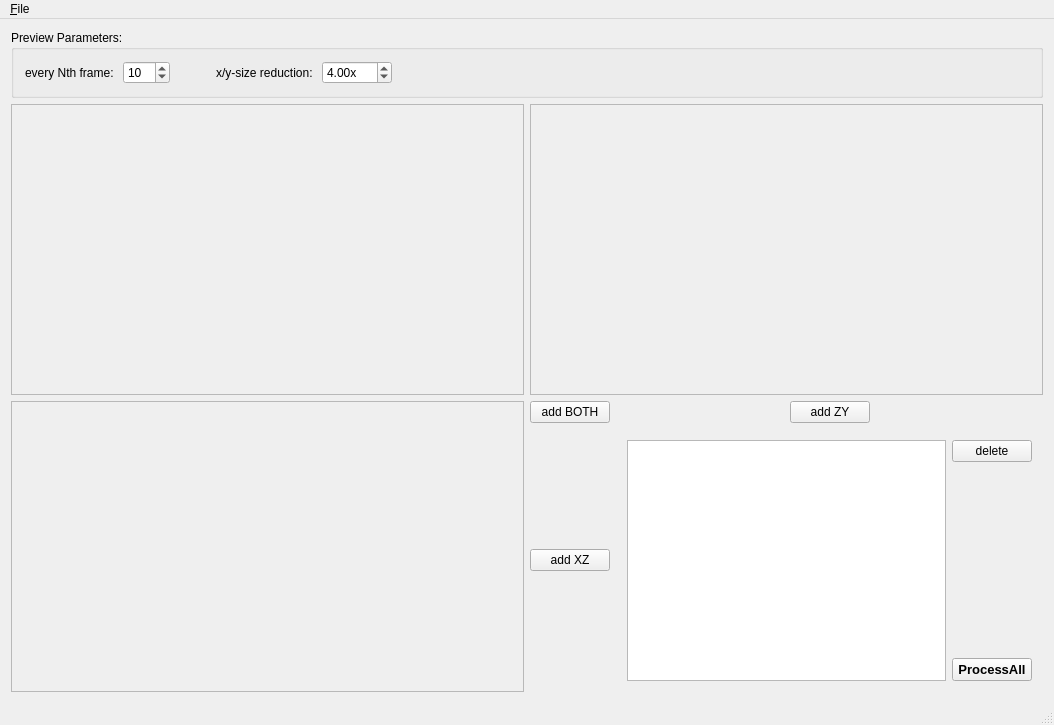
Old version of the form SlitScanGenerator/mainwindow.ui in the repository jkriege2/SlitScanGenerator.
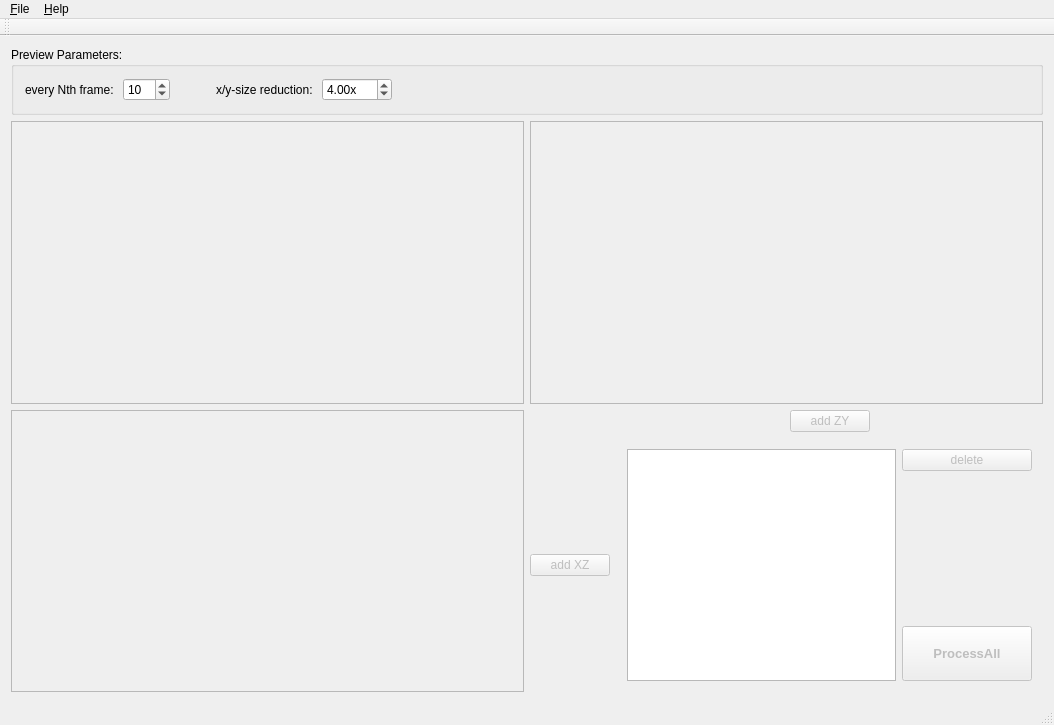
New version of the form. Icons and pictures are not drawn.

What changed in the file:
```diff
--- a/SlitScanGenerator/mainwindow.ui
+++ b/SlitScanGenerator/mainwindow.ui
@@ -53,6 +53,9 @@
       </item>
       <item row="1" column="0">
        <widget class="QPushButton" name="btnAddXZ">
+        <property name="enabled">
+         <bool>false</bool>
+        </property>
         <property name="text">
          <string>add XZ</string>
         </property>
@@ -60,6 +63,9 @@
       </item>
       <item row="0" column="2">
        <widget class="QPushButton" name="btnAddZY">
+        <property name="enabled">
+         <bool>false</bool>
+        </property>
         <property name="text">
          <string>add ZY</string>
         </property>
@@ -89,22 +95,15 @@
         <layout class="QGridLayout" name="gridLayout_2" rowstretch="0,0,0" columnstretch="0,0">
          <item row="0" column="1">
           <widget class="QPushButton" name="btnDelete">
+           <property name="enabled">
+            <bool>false</bool>
+           </property>
            <property name="text">
             <string>delete</string>
            </property>
-          </widget>
-         </item>
-         <item row="2" column="1">
-          <widget class="QPushButton" name="btnProcessAll">
-           <property name="font">
-            <font>
-             <pointsize>10</pointsize>
-             <weight>75</weight>
-             <bold>true</bold>
-            </font>
-           </property>
-           <property name="text">
-            <string>ProcessAll</string>
+           <property name="icon">
+            <iconset resource="slitscangenerator.qrc">
+             <normaloff>:/icons/icons/list_remove.png</normaloff>:/icons/icons/list_remove.png</iconset>
            </property>
           </widget>
          </item>
@@ -122,18 +121,45 @@
           </spacer>
          </item>
          <item row="0" column="0" rowspan="3">
-          <widget class="QTableView" name="table"/>
+          <widget class="QTableView" name="table">
+           <property name="selectionBehavior">
+            <enum>QAbstractItemView::SelectRows</enum>
+           </property>
+          </widget>
+         </item>
+         <item row="2" column="1">
+          <widget class="QToolButton" name="btnProcessAll">
+           <property name="enabled">
+            <bool>false</bool>
+           </property>
+           <property name="minimumSize">
+            <size>
+             <width>130</width>
+             <height>55</height>
+            </size>
+           </property>
+           <property name="font">
+            <font>
+             <pointsize>10</pointsize>
+             <weight>75</weight>
+             <bold>true</bold>
+            </font>
+           </property>
+           <property name="text">
+            <string>ProcessAll</string>
+           </property>
+           <property name="icon">
+            <iconset resource="slitscangenerator.qrc">
+             <normaloff>:/icons/icons/wizard2.png</normaloff>:/icons/icons/wizard2.png</iconset>
+           </property>
+           <property name="toolButtonStyle">
+            <enum>Qt::ToolButtonTextUnderIcon</enum>
+           </property>
+          </widget>
          </item>
         </layout>
        </widget>
       </item>
-      <item row="0" column="0">
-       <widget class="QPushButton" name="pushButton">
-        <property name="text">
-         <string>add BOTH</string>
-        </property>
-       </widget>
-      </item>
      </layout>
     </item>
     <item row="0" column="0" colspan="2">
@@ -236,9 +262,27 @@
     <addaction name="separator"/>
     <addaction name="actQuit"/>
    </widget>
+   <widget class="QMenu" name="menu_Help">
+    <property name="title">
+     <string>&amp;Help</string>
+    </property>
+    <addaction name="actAbout"/>
+   </widget>
    <addaction name="menu_Datei"/>
+   <addaction name="menu_Help"/>
   </widget>
   <widget class="QStatusBar" name="statusBar"/>
+  <widget class="QToolBar" name="toolBar">
+   <property name="windowTitle">
+    <string>toolBar</string>
+   </property>
+   <attribute name="toolBarArea">
+    <enum>TopToolBarArea</enum>
+   </attribute>
+   <attribute name="toolBarBreak">
+    <bool>false</bool>
+   </attribute>
+  </widget>
   <action name="actOpenVideo">
    <property name="text">
     <string>&amp;Open Video</string>
```
Left out of the diff: 96 changed lines with no effect on the pictures.
